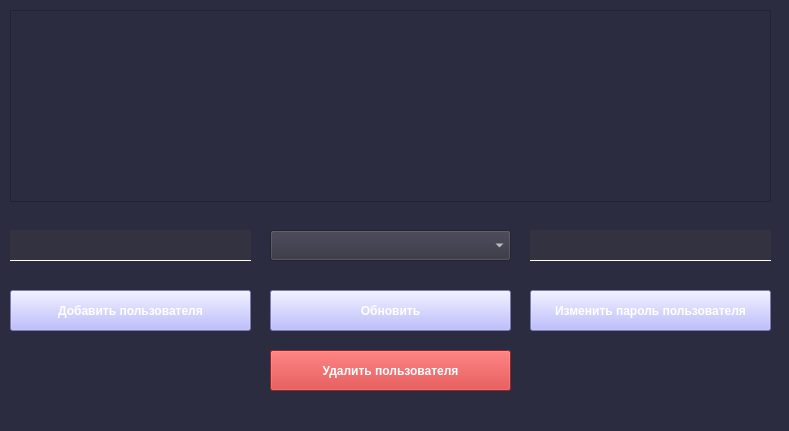
EgLeVor/Course, file AdminWindow.ui: the form before one commit.
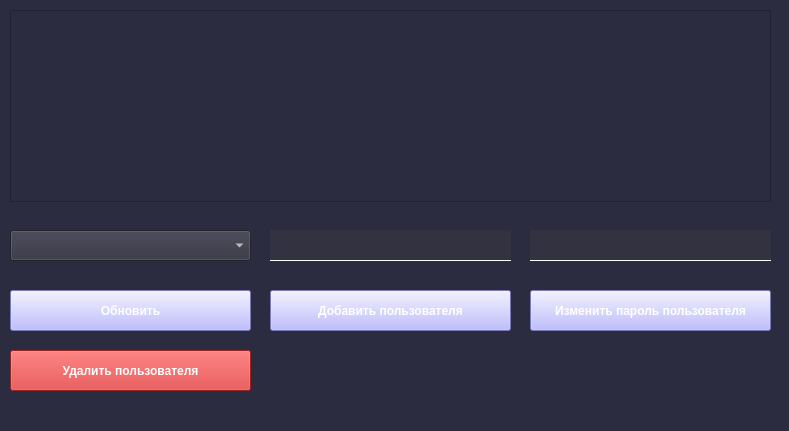
The form after the commit.

Commit message: adminWindow layout fixed

The edit to the form file:
```diff
--- a/AdminWindow.ui
+++ b/AdminWindow.ui
@@ -66,7 +66,7 @@
    <widget class="QPushButton" name="refresh_tbl">
     <property name="geometry">
      <rect>
-      <x>270</x>
+      <x>10</x>
       <y>290</y>
       <width>241</width>
       <height>41</height>
@@ -79,7 +79,7 @@
    <widget class="QPushButton" name="insert_btn">
     <property name="geometry">
      <rect>
-      <x>10</x>
+      <x>270</x>
       <y>290</y>
       <width>241</width>
       <height>41</height>
@@ -92,7 +92,7 @@
    <widget class="QPushButton" name="delete_btn">
     <property name="geometry">
      <rect>
-      <x>270</x>
+      <x>10</x>
       <y>350</y>
       <width>241</width>
       <height>41</height>
@@ -118,7 +118,7 @@
    <widget class="QComboBox" name="lgn_box">
     <property name="geometry">
      <rect>
-      <x>270</x>
+      <x>10</x>
       <y>230</y>
       <width>241</width>
       <height>31</height>
@@ -138,7 +138,7 @@
    <widget class="QLineEdit" name="lgn_line">
     <property name="geometry">
      <rect>
-      <x>10</x>
+      <x>270</x>
       <y>230</y>
       <width>241</width>
       <height>31</height>
```
